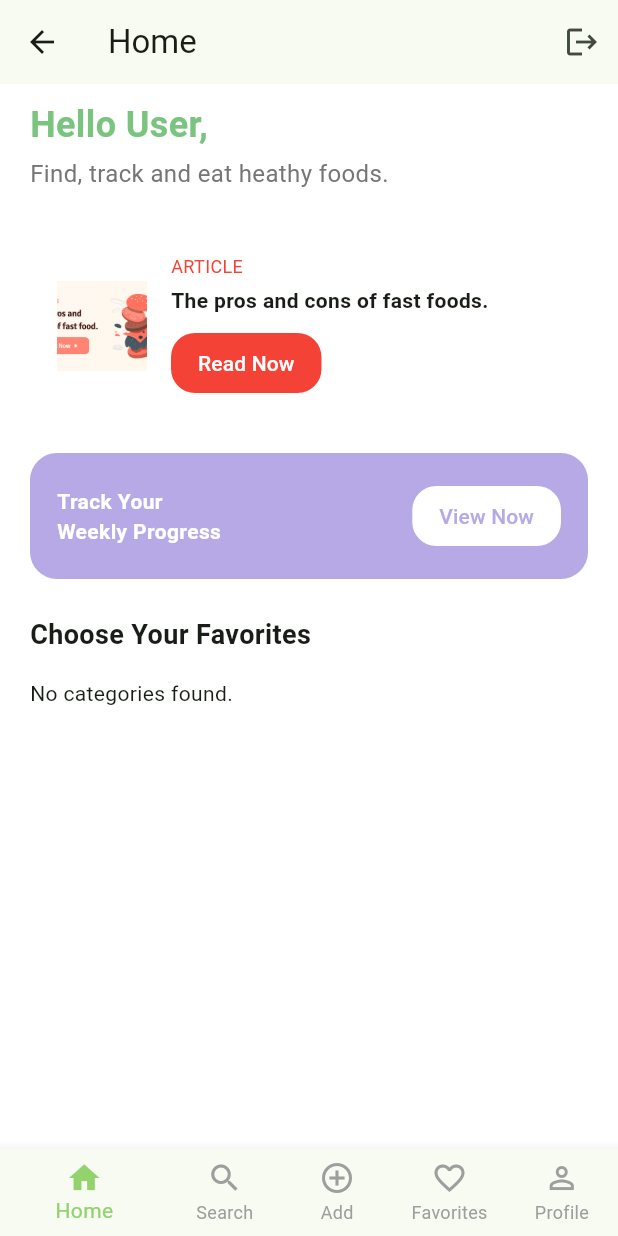
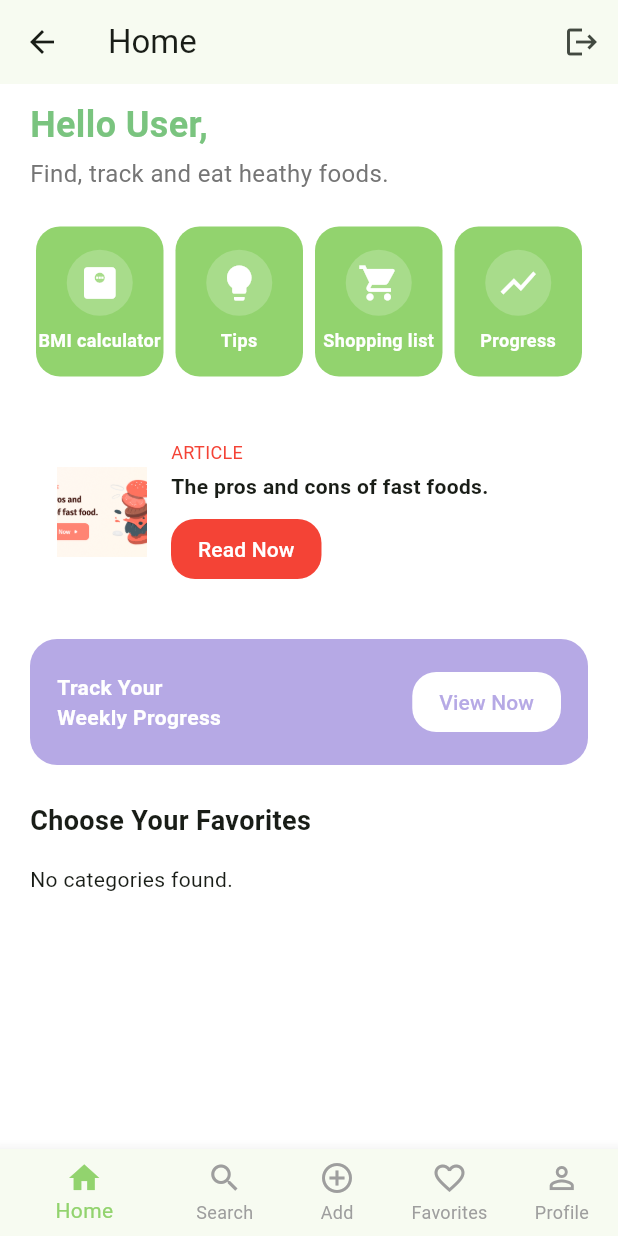
Before and after one commit to Elia-Helou/flutter_project, a Flutter app: the HomeScreen screen opened by its route, on a phone screen of 412 x 824 dp. Run offline on Flutter 3.47's test engine with Material 3 defaults, Android fonts, the phone set to English and light mode, and no system bars; our stand-ins replace flutter_dotenv; missing offline and left inert: bcrypt, postgres.

Commit message:
icons home screen

```diff
--- a/lib/screens/home_screen.dart
+++ b/lib/screens/home_screen.dart
@@ -91,6 +91,41 @@ class _HomeScreenState extends State<HomeScreen> {
                     fontSize: 16,
                     color: AppColors.textSecondary,
                   ),
+                ),
+                const SizedBox(height: 24),
+                // Quick Actions Row
+                Row(
+                  mainAxisAlignment: MainAxisAlignment.spaceBetween,
+                  children: [
+                    _QuickActionCard(
+                      icon: Icons.monitor_weight,
+                      label: 'BMI calculator',
+                      onTap: () {
+                        Navigator.pushNamed(context, '/bmi');
+                      },
+                    ),
+                    _QuickActionCard(
+                      icon: Icons.lightbulb,
+                      label: 'Tips',
+                      onTap: () {
+                        Navigator.pushNamed(context, '/tips');
+                      },
+                    ),
+                    _QuickActionCard(
+                      icon: Icons.shopping_cart,
+                      label: 'Shopping list',
+                      onTap: () {
+                        Navigator.pushNamed(context, '/shopping');
+                      },
+                    ),
+                    _QuickActionCard(
+                      icon: Icons.show_chart,
+                      label: 'Progress',
+                      onTap: () {
+                        Navigator.pushNamed(context, '/progress');
+                      },
+                    ),
+                  ],
                 ),
                 const SizedBox(height: 24),
                 // Article Card (static demo)
@@ -296,3 +331,56 @@ class _HomeScreenState extends State<HomeScreen> {
     );
   }
 }
+
+class _QuickActionCard extends StatelessWidget {
+  final IconData icon;
+  final String label;
+  final VoidCallback onTap;
+
+  const _QuickActionCard({
+    Key? key,
+    required this.icon,
+    required this.label,
+    required this.onTap,
+  }) : super(key: key);
+
+  @override
+  Widget build(BuildContext context) {
+    return Expanded(
+      child: Padding(
+        padding: const EdgeInsets.symmetric(horizontal: 4.0),
+        child: InkWell(
+          onTap: onTap,
+          borderRadius: BorderRadius.circular(16),
+          child: Container(
+            height: 100,
+            decoration: BoxDecoration(
+              color: AppColors.splashBackground, // Use app's green color
+              borderRadius: BorderRadius.circular(16),
+            ),
+            child: Column(
+              mainAxisAlignment: MainAxisAlignment.center,
+              children: [
+                CircleAvatar(
+                  backgroundColor: Colors.white.withOpacity(0.2), // Slightly lighter for icon background
+                  radius: 22,
+                  child: Icon(icon, size: 28, color: Colors.white),
+                ),
+                const SizedBox(height: 8),
+                Text(
+                  label,
+                  style: const TextStyle(
+                    color: Colors.white,
+                    fontWeight: FontWeight.bold,
+                    fontSize: 12,
+                  ),
+                  textAlign: TextAlign.center,
+                ),
+              ],
+            ),
+          ),
+        ),
+      ),
+    );
+  }
+}
```
